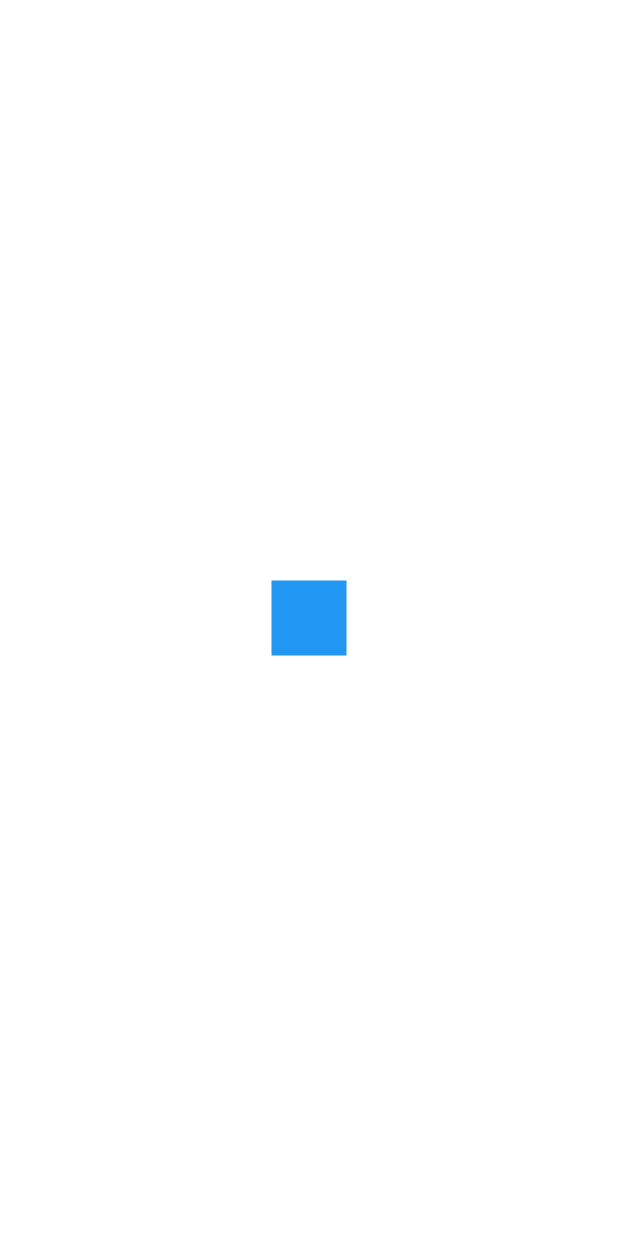
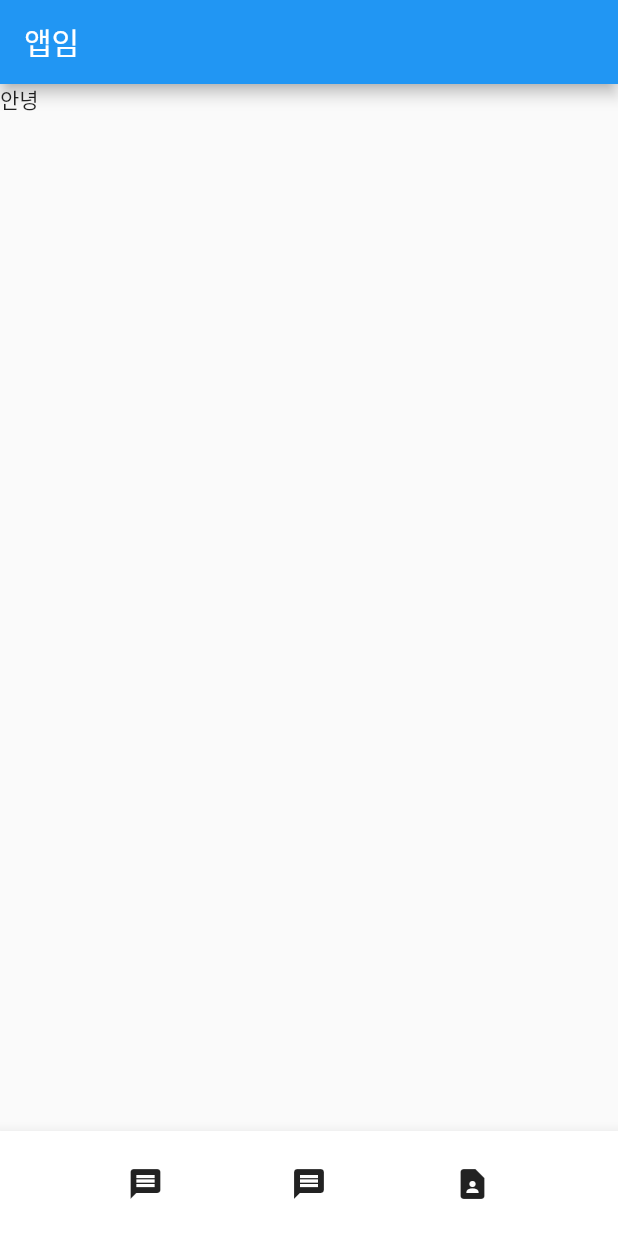
Before and after one commit to ywc-412/contact_flutter, a Flutter app: the screen it shows after launch, on a phone screen of 412 x 824 dp. Run offline on Flutter 3.47's test engine with Material 2 defaults, Android fonts, the phone set to English and light mode, and no system bars.

Commit message:
Flutter Prac

```diff
--- a/analysis_options.yaml
+++ b/analysis_options.yaml
@@ -26,6 +26,7 @@ linter:
     prefer_const_constructors_in_immutables: false
     prefer_const_constructors: false
     avoid_print: false
+    prefer_const_literals_to_create_immutables: false
     # avoid_print: false  # Uncomment to disable the `avoid_print` rule
     # prefer_single_quotes: true  # Uncomment to enable the `prefer_single_quotes` rule
 
--- a/lib/main.dart
+++ b/lib/main.dart
@@ -11,12 +11,33 @@ class MyApp extends StatelessWidget {
   @override
   Widget build(BuildContext context) {
     return MaterialApp(
-      home: Center(
-          child: Container(width: 50, height: 50, color: Colors.blue)
+      home: Scaffold(
+        appBar: AppBar(
+          title: Text('앱임'),
+          // body: Text('앱임'),
+        ),
+        body: Text('안녕'),
+        bottomNavigationBar: BottomAppBar(
+          child: SizedBox(
+            height: 70,
+            child: Row(
+              mainAxisAlignment: MainAxisAlignment.spaceEvenly,
+              crossAxisAlignment: CrossAxisAlignment.center,
+              children: [
+                Icon(Icons.message),
+                Icon(Icons.message),
+                Icon(Icons.contact_page),
+              ],
+            )
+          )
+        ),
       )
+      // Center(
+      //     child: Container(width: 50, height: 50, color: Colors.blue)
+      // )
       // Container(width: 50, height: 50, color: Colors.blue)
       // SizedBox(width: 50, height: 50)
-      //Image.asset('main_bg_img01.jpg'),
+      // Image.asset('main_bg_img01.jpg'),
     );
   }
 }
```
